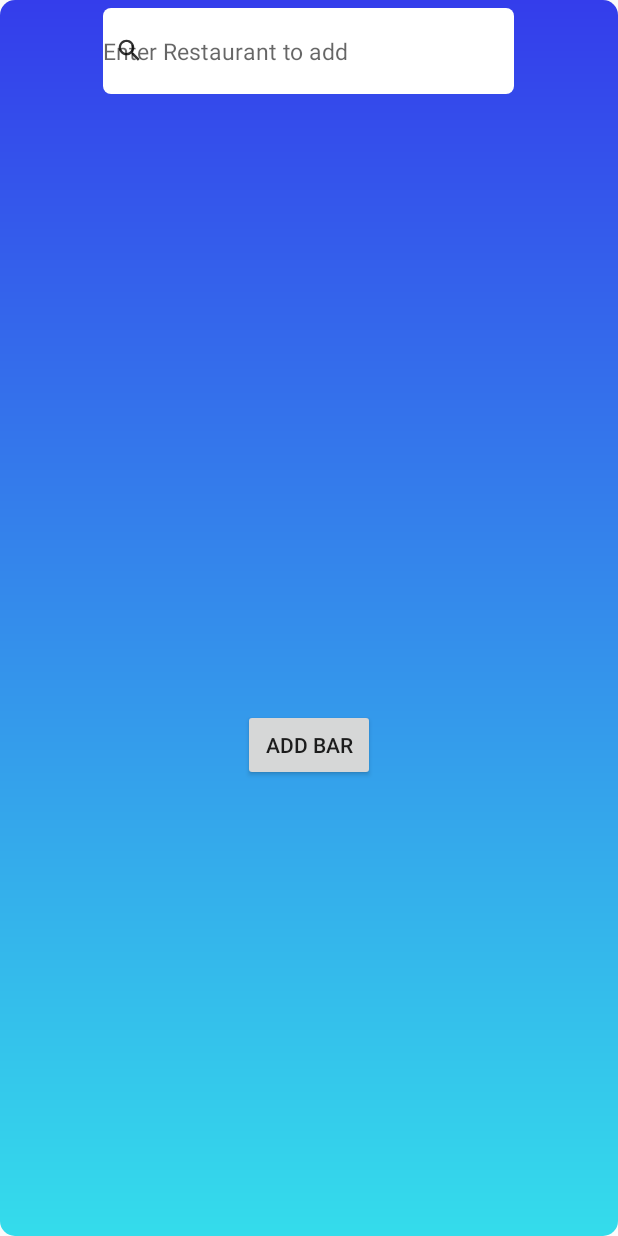
After one commit to clarson1229/on_me, an Android app: the layout activity_add_fav_bar.xml on its own in the app's theme, with its tools: preview values and no code run, on a phone screen of 412 x 824 dp. The commit adds this screen. Run offline under Robolectric (Android 15) with nearby library versions, the phone set to English and light mode, and no system bars.

Commit message:
found a working solution

```diff
--- a/app/src/main/AndroidManifest.xml
+++ b/app/src/main/AndroidManifest.xml
@@ -21,7 +21,8 @@
         android:supportsRtl="true"
         android:theme="@style/AppTheme"
         android:usesCleartextTraffic="true">
-        <activity android:name=".SendDrinkPage"></activity>
+        <activity android:name=".AddFavBar" android:theme="@style/AppTheme.Popup"></activity>
+        <activity android:name=".SendDrinkPage" />
 
         <meta-data
             android:name="com.google.android.gms.version"
@@ -43,7 +44,7 @@
         <activity
             android:name=".MainActivity"
             android:label="@string/app_name"
-            android:theme="@style/AppTheme.NoActionBar"></activity>
+            android:theme="@style/AppTheme.NoActionBar" />
     </application>
 
 </manifest>
--- a/app/src/main/java/com/connorlarson/onme/ui/home/HomeFragment.java
+++ b/app/src/main/java/com/connorlarson/onme/ui/home/HomeFragment.java
@@ -253,6 +253,8 @@ public class HomeFragment extends Fragment implements OnMapReadyCallback {
         //todo maybe add a variable on if results have been processed yet
         //Todo custom markers on the map that display title of resturant by defualt.
         for (String s: restaurantMap.keySet()){
+            LatLng tempLatLong = getLocationFromAddress(activity, restaurantMap.get(s).getResAddress());
+            restaurantMap.get(s).setResLatLong(tempLatLong);
             Log.d(TAG, "onPostExecute: resName= "+ restaurantMap.get(s).getResName());
             mMap.addMarker(new MarkerOptions().position(restaurantMap.get(s).getResLatLong()).icon(BitmapDescriptorFactory.defaultMarker(BitmapDescriptorFactory.HUE_AZURE)).title(restaurantMap.get(s).getResName()).snippet(s));
         }
--- /dev/null
+++ b/app/src/main/res/drawable/pop_gradient.xml
@@ -0,0 +1,8 @@
+<?xml version="1.0" encoding="utf-8"?>
+<shape xmlns:android="http://schemas.android.com/apk/res/android">
+    <gradient android:angle="270"
+        android:startColor="#343deb"
+        android:endColor="#34dceb"/>
+
+    <corners android:radius="10dp"/>
+</shape>
--- /dev/null
+++ b/app/src/main/res/layout/activity_add_fav_bar.xml
@@ -0,0 +1,78 @@
+<?xml version="1.0" encoding="utf-8"?>
+<RelativeLayout xmlns:android="http://schemas.android.com/apk/res/android"
+    xmlns:app="http://schemas.android.com/apk/res-auto"
+    xmlns:tools="http://schemas.android.com/tools"
+    android:layout_width="match_parent"
+    android:layout_height="match_parent"
+    tools:context=".AddFavBar"
+    android:background="@drawable/pop_gradient">
+
+
+    <RelativeLayout
+        android:layout_marginTop="5dp"
+        android:id="@+id/relativeLayoutSearchBarRestaurant"
+        android:layout_width="274dp"
+        android:layout_height="57dp"
+        android:layout_centerHorizontal="true"
+        android:background="@drawable/white_border"
+        >
+
+        <EditText
+            android:id="@+id/input_search"
+            android:layout_width="match_parent"
+            android:layout_height="match_parent"
+            android:background="@null"
+            android:hint="@string/enter_restaurant_to_add"
+            android:imeOptions="actionSearch"
+            android:textColor="#000"
+            android:textSize="15sp" />
+
+        <ImageView
+            android:id="@+id/ic_magnify"
+            android:layout_width="15dp"
+            android:layout_height="15dp"
+            android:layout_centerVertical="true"
+            android:layout_marginStart="10dp"
+            android:layout_marginLeft="10dp"
+            android:src="@drawable/ic_magnify" />
+
+
+    </RelativeLayout>
+
+    <RelativeLayout
+        android:id="@+id/recycleRelative"
+        android:layout_width="275dp"
+        android:layout_height="400dp"
+        android:layout_centerHorizontal="true"
+        android:layout_below="@+id/relativeLayoutSearchBarRestaurant">
+        <androidx.recyclerview.widget.RecyclerView
+            android:layout_width="match_parent"
+            android:layout_height="match_parent"
+            android:id="@+id/restaurantRecycleView"
+            android:padding="4dp"
+            android:scrollbars="vertical"
+            />
+
+    </RelativeLayout>
+    <RelativeLayout
+        android:id="@+id/add_bar_modal_buttons"
+        android:layout_width="wrap_content"
+        android:layout_height="wrap_content"
+        android:layout_centerHorizontal="true"
+        android:layout_below="@+id/recycleRelative"
+    >
+        <Button
+            android:layout_marginTop="10dp"
+            android:layout_centerHorizontal="true"
+            android:id="@+id/add_bar_modal_button"
+            android:layout_width="wrap_content"
+            android:layout_height="wrap_content"
+            android:text="@string/add_bar"
+            />
+
+    </RelativeLayout>
+
+
+
+
+</RelativeLayout>
--- a/app/src/main/res/values/styles.xml
+++ b/app/src/main/res/values/styles.xml
@@ -16,5 +16,8 @@
     <style name="AppTheme.AppBarOverlay" parent="ThemeOverlay.AppCompat.Dark.ActionBar" />
 
     <style name="AppTheme.PopupOverlay" parent="ThemeOverlay.AppCompat.Light" />
-
+    <style name="AppTheme.Popup" >
+        <item name="android:windowIsTranslucent">true</item>
+        <item name="android:windowCloseOnTouchOutside">true</item>
+    </style>
 </resources>
--- a/build.gradle
+++ b/build.gradle
@@ -7,7 +7,7 @@ buildscript {
 
     }
     dependencies {
-        classpath 'com.android.tools.build:gradle:3.5.3'
+        classpath 'com.android.tools.build:gradle:3.6.3'
 
         // NOTE: Do not place your application dependencies here; they belong
         // in the individual module build.gradle files
```
Also changed, not shown: app/src/main/java/com/connorlarson/onme/AddFavBar.java (added, +67 -0 lines), app/src/main/java/com/connorlarson/onme/MainActivity.java (+15 -23 lines), app/src/main/java/com/connorlarson/onme/Restaurant.java (+9 -0 lines), app/src/main/java/com/connorlarson/onme/RestaurantRecyclerAdapter.java (added, +58 -0 lines), app/src/main/java/com/connorlarson/onme/ui/favorites/FavoritesFragment.java (+48 -2 lines), app/src/main/res/layout/restaurant_item.xml (added, +49 -0 lines), app/src/main/res/values/strings.xml (+6 -1 lines), gradle/wrapper/gradle-wrapper.properties.
